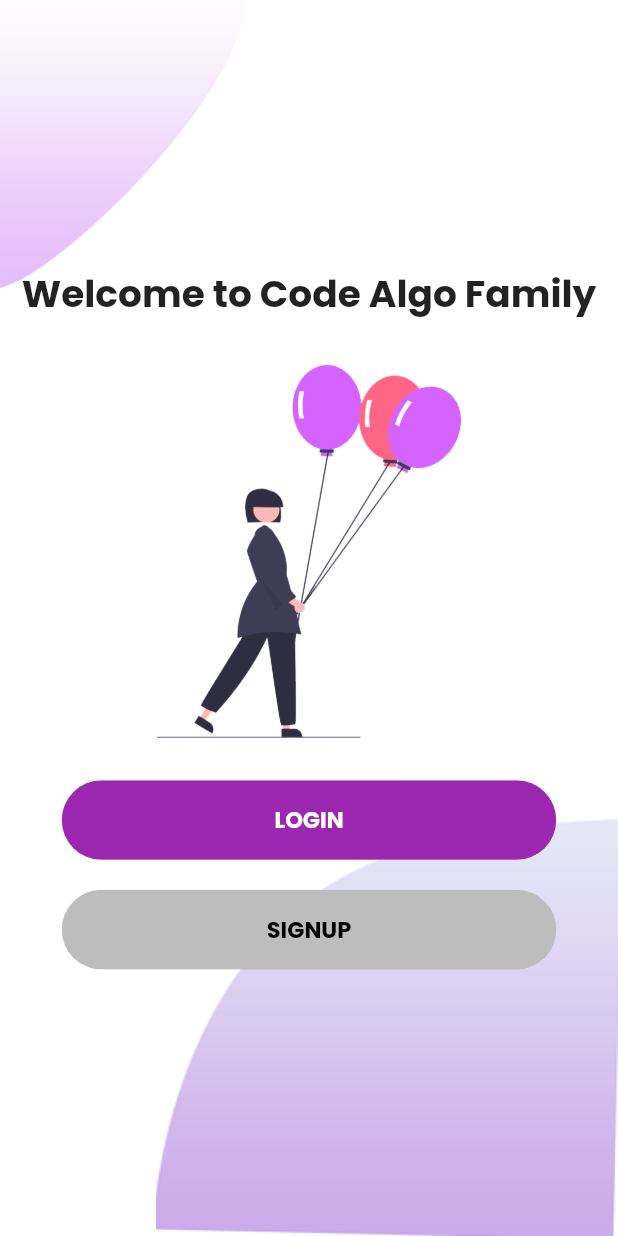
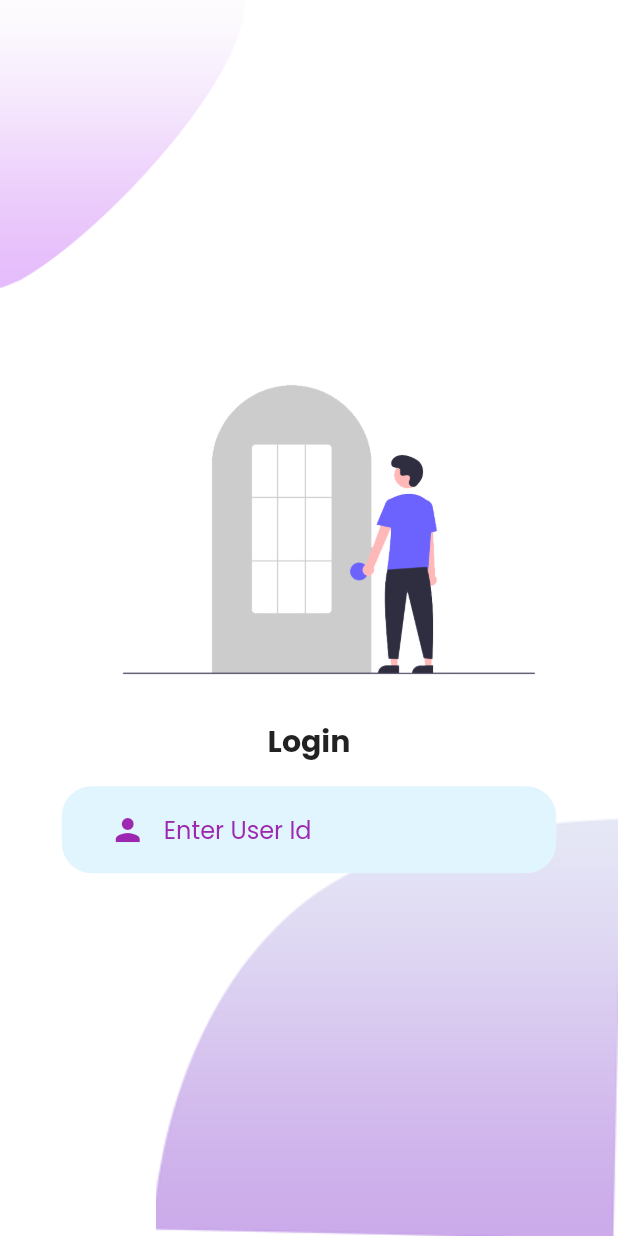
Before and after one commit to devsonta/flutter_welcome, a Flutter app: the screen it shows after launch, after a tap on "LOGIN", on a phone screen of 412 x 824 dp. Run offline on Flutter 3.47's test engine with Material 2 defaults, Android fonts, the light colour scheme and no system bars; our stand-ins replace google_fonts.

Commit message:
day 4 login page 's user id field completed!

```diff
--- a/lib/view/custom_widget/my_theme.dart
+++ b/lib/view/custom_widget/my_theme.dart
@@ -4,6 +4,7 @@ import 'package:google_fonts/google_fonts.dart';
 class MyTheme {
   static Color loginButtonColor = Colors.purple;
   static Color singupButtonColor = Colors.grey.shade400;
+  static Color loginPageBoxColor = Colors.lightBlue.shade50;
 
   static ThemeData lightTheme(BuildContext context) => ThemeData(
         canvasColor: Colors.white,
@@ -33,7 +34,7 @@ class MyTheme {
         colorScheme: ColorScheme(
           primary: Colors.white,
           primaryContainer: Colors.white,
-          secondary: Colors.white,
+          secondary: Colors.black,
           secondaryContainer: Colors.white,
           surface: Colors.cyan.shade50,
           background: Colors.cyan.shade100,
--- /dev/null
+++ b/lib/view/login/components/login_background.dart
@@ -0,0 +1,40 @@
+import 'package:flutter/material.dart';
+
+class LoginBackground extends StatelessWidget {
+  const LoginBackground({
+    Key? key,
+    required this.child,
+  }) : super(key: key);
+
+  final Widget child;
+
+  @override
+  Widget build(BuildContext context) {
+    Size size = MediaQuery.of(context).size;
+    return SizedBox(
+      width: double.infinity,
+      height: size.height,
+      child: Stack(
+        alignment: Alignment.center,
+        children: [
+          Positioned(
+            left: 0,
+            top: 0,
+            child: Image.asset(
+              'assets/images/main_top.png',
+              width: size.width * 0.4,
+            ),
+          ),
+          Positioned(
+            right: 0,
+            bottom: 0,
+            child: Image.asset(
+              'assets/images/bottom.png',
+            ),
+          ),
+          child
+        ],
+      ),
+    );
+  }
+}
--- /dev/null
+++ b/lib/view/login/components/textfield_decoration.dart
@@ -0,0 +1,27 @@
+import 'package:flutter/material.dart';
+
+import '../../custom_widget/my_theme.dart';
+
+class TextFieldDecoration extends StatelessWidget {
+  const TextFieldDecoration({
+    Key? key,
+    required this.child,
+  }) : super(key: key);
+
+  final Widget child;
+
+  @override
+  Widget build(BuildContext context) {
+    Size size = MediaQuery.of(context).size;
+    return Container(
+      width: size.width * 0.8,
+      margin: const EdgeInsets.symmetric(vertical: 15),
+      padding: const EdgeInsets.symmetric(vertical: 5, horizontal: 20),
+      decoration: BoxDecoration(
+        color: MyTheme.loginPageBoxColor,
+        borderRadius: BorderRadius.circular(20),
+      ),
+      child: child,
+    );
+  }
+}
--- /dev/null
+++ b/lib/view/login/components/userId_text_field.dart
@@ -0,0 +1,52 @@
+import 'package:flutter/material.dart';
+
+class UserIdTextField extends StatelessWidget {
+  const UserIdTextField({
+    Key? key,
+    required this.useridController,
+    required this.userIdErrorText,
+    required this.userIdHintText,
+    required this.userIdHintTextColor,
+    required this.useridTextFieldPrefixIcon,
+    required this.useridTextFieldPrefixIconColor,
+    required this.onUseridValueChange,
+  }) : super(key: key);
+
+  final TextEditingController useridController;
+  final String userIdErrorText;
+  final String userIdHintText;
+  final Color userIdHintTextColor;
+  final IconData useridTextFieldPrefixIcon;
+  final Color useridTextFieldPrefixIconColor;
+  final Function onUseridValueChange;
+
+  @override
+  Widget build(BuildContext context) {
+    return TextFormField(
+      controller: useridController,
+      validator: (value) {
+        if (value!.isEmpty) {
+          return userIdErrorText;
+        } else {
+          return null;
+        }
+      },
+      onChanged: (value) {
+        onUseridValueChange(value);
+      },
+      cursorColor: Theme.of(context).colorScheme.secondary,
+      style: TextStyle(color: Theme.of(context).colorScheme.secondary),
+      decoration: InputDecoration(
+        hintText: userIdHintText,
+        hintStyle: TextStyle(
+          color: userIdHintTextColor,
+        ),
+        border: InputBorder.none,
+        prefixIcon: Icon(
+          useridTextFieldPrefixIcon,
+          color: useridTextFieldPrefixIconColor,
+        ),
+      ),
+    );
+  }
+}
--- /dev/null
+++ b/lib/view/login/login_page.dart
@@ -0,0 +1,152 @@
+import 'package:flutter/material.dart';
+
+import 'components/login_background.dart';
+import 'components/textfield_decoration.dart';
+import 'components/userId_text_field.dart';
+
+class LoginPage extends StatelessWidget {
+  LoginPage({Key? key}) : super(key: key);
+
+  final _formKey = GlobalKey<FormState>();
+  TextEditingController useridController = TextEditingController();
+  TextEditingController passController = TextEditingController();
+  String userIdErrorText = 'User Id can not be empty';
+  String userIdHintText = 'Enter User Id';
+  Color userIdHintTextColor = Colors.purple;
+  IconData useridTextFieldPrefixIcon = Icons.person;
+  Color useridTextFieldPrefixIconColor = Colors.purple;
+
+  @override
+  Widget build(BuildContext context) {
+    return Scaffold(
+      body: LoginBackground(
+        child: SingleChildScrollView(
+          child: Column(
+            mainAxisAlignment: MainAxisAlignment.center,
+            children: [
+              Image.asset(
+                'assets/images/Login.png',
+              ),
+              const Text(
+                'Login',
+                style: TextStyle(
+                  fontWeight: FontWeight.bold,
+                  fontSize: 20,
+                ),
+              ),
+              Form(
+                key: _formKey,
+                child: Column(
+                  mainAxisAlignment: MainAxisAlignment.center,
+                  children: [
+                    TextFieldDecoration(
+                      child: UserIdTextField(
+                        useridController: useridController,
+                        userIdErrorText: userIdErrorText,
+                        userIdHintText: userIdHintText,
+                        userIdHintTextColor: userIdHintTextColor,
+                        useridTextFieldPrefixIcon: useridTextFieldPrefixIcon,
+                        useridTextFieldPrefixIconColor:
+                            useridTextFieldPrefixIconColor,
+                        onUseridValueChange: (value) {
+                          print('=>' + value);
+                        },
+                      ),
+                    )
+                  ],
+                ),
+              )
+            ],
+          ),
+        ),
+      ),
+    );
+  }
+}
+
+// class UserIdTextField extends StatelessWidget {
+//   const UserIdTextField({
+//     Key? key,
+//     required this.useridController,
+//     required this.userIdErrorText,
+//     required this.userIdHintText,
+//     required this.userIdHintTextColor,
+//     required this.useridTextFieldPrefixIcon,
+//     required this.useridTextFieldPrefixIconColor,
+//   }) : super(key: key);
+
+//   final TextEditingController useridController;
+//   final String userIdErrorText;
+//   final String userIdHintText;
+//   final Color userIdHintTextColor;
+//   final IconData useridTextFieldPrefixIcon;
+//   final Color useridTextFieldPrefixIconColor;
+
+//   @override
+//   Widget build(BuildContext context) {
+//     return TextFormField(
+//       controller: useridController,
+//       validator: (value) {
+//         if (value!.isEmpty) {
+//           return userIdErrorText;
+//         } else {
+//           return null;
+//         }
+//       },
+//       decoration: InputDecoration(
+//         hintText: userIdHintText,
+//         hintStyle: TextStyle(
+//           color: userIdHintTextColor,
+//         ),
+//         border: InputBorder.none,
+//         prefixIcon: Icon(
+//           useridTextFieldPrefixIcon,
+//           color: useridTextFieldPrefixIconColor,
+//         ),
+//       ),
+//     );
+//   }
+// }
+
+// class TextFieldDecoration extends StatelessWidget {
+//   const TextFieldDecoration({
+//     Key? key,
+//   }) : super(key: key);
+
+//   final Widget child;
+
+//   @override
+//   Widget build(BuildContext context) {
+//     Size size = MediaQuery.of(context).size;
+//     return Container(
+//       width: size.width * 0.8,
+//       margin: const EdgeInsets.symmetric(vertical: 15),
+//       padding: const EdgeInsets.symmetric(vertical: 5, horizontal: 20),
+//       decoration: BoxDecoration(
+//         color: MyTheme.loginPageBoxColor,
+//         borderRadius: BorderRadius.circular(20),
+//       ),
+//       // child: TextFormField(
+//       //   controller: useridController,
+//       //   validator: (value) {
+//       //     if (value!.isEmpty) {
+//       //       return userIdErrorText;
+//       //     } else {
+//       //       return null;
+//       //     }
+//       //   },
+//       //   decoration: InputDecoration(
+//       //     hintText: userIdHintText,
+//       //     hintStyle: TextStyle(
+//       //       color: userIdHintTextColor,
+//       //     ),
+//       //     border: InputBorder.none,
+//       //     prefixIcon: Icon(
+//       //       useridTextFieldPrefixIcon,
+//       //       color: useridTextFieldPrefixIconColor,
+//       //     ),
+//       //   ),
+//       // ),
+//     );
+//   }
+// }
--- a/lib/view/welcome_page/welcome_page.dart
+++ b/lib/view/welcome_page/welcome_page.dart
@@ -1,5 +1,6 @@
 import 'package:flutter/material.dart';
 import 'package:welcome_loginsignup_dashboard/view/custom_widget/my_theme.dart';
+import 'package:welcome_loginsignup_dashboard/view/login/login_page.dart';
 
 import 'components/background.dart';
 import 'components/custom_button.dart';
@@ -9,8 +10,9 @@ class WelcomePage extends StatelessWidget {
     Key? key,
   }) : super(key: key);
 
-  loginButtonClickHandler() {
-    print('Login Button Click');
+  loginButtonClickHandler(BuildContext context) {
+    Navigator.push(
+        context, MaterialPageRoute(builder: (builder) => LoginPage()));
   }
 
   signButtonClickHandler() {
@@ -38,7 +40,7 @@ class WelcomePage extends StatelessWidget {
                 buttonColor: MyTheme.loginButtonColor,
                 buttontext: 'LOGIN',
                 textColor: Colors.white,
-                handleButtonClick: loginButtonClickHandler,
+                handleButtonClick: () => loginButtonClickHandler(context),
               ),
               const SizedBox(
                 height: 20,
```
